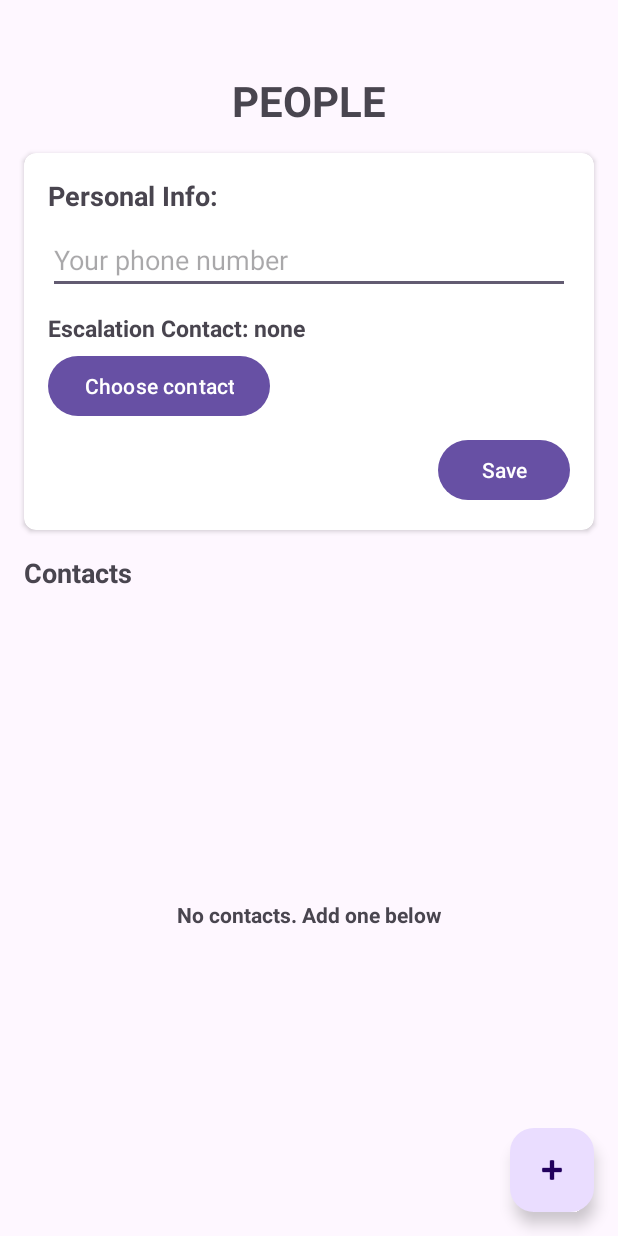
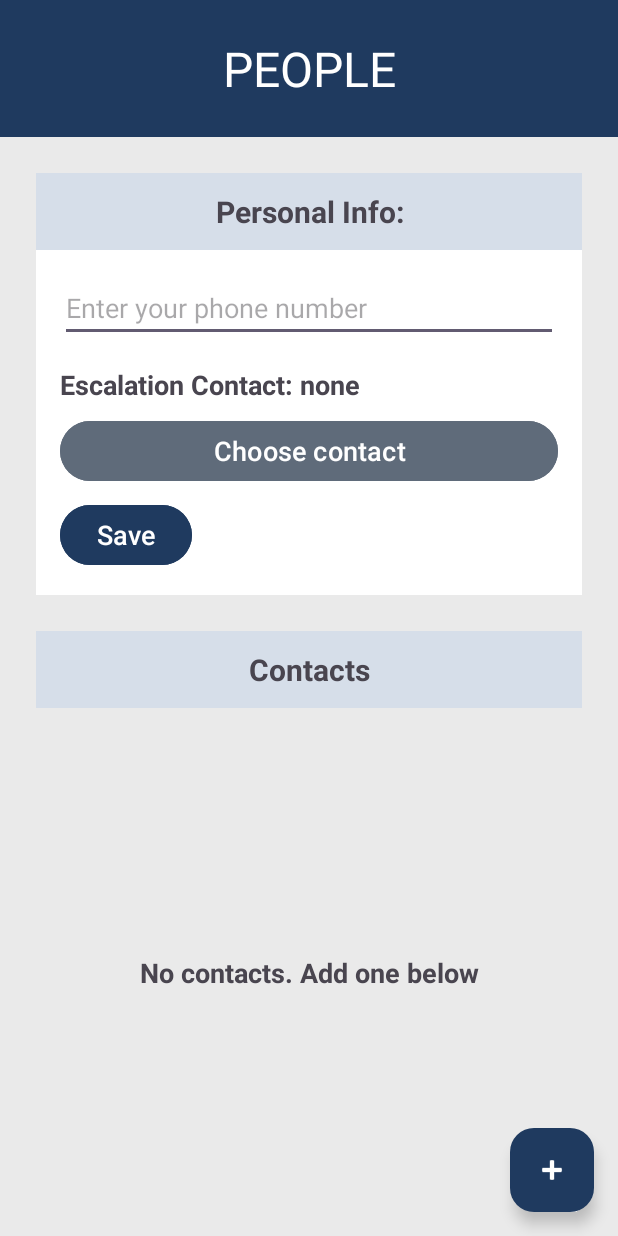
Before and after one commit to JaydanRn/CommunitySafetyApp, an Android app: the PeopleActivity screen opened directly, with no data from a screen before it, on a phone screen of 412 x 824 dp. Run offline under Robolectric (Android 15) with nearby library versions, the phone set to English and light mode, and no system bars.

Commit message:
Redesign layouts with color, no images added

```diff
--- a/app/src/main/res/layout/activity_people.xml
+++ b/app/src/main/res/layout/activity_people.xml
@@ -6,32 +6,46 @@
     android:id="@+id/main"
     android:layout_width="match_parent"
     android:layout_height="match_parent"
+    android:background="#eaeaea"
     tools:context=".PeopleActivity">
 
     <TextView
         android:id="@+id/tvPeopleHeader"
-        android:layout_width="wrap_content"
+        android:layout_width="0dp"
         android:layout_height="wrap_content"
-        android:layout_marginTop="48dp"
+        android:background="#1F3A5F"
+        android:gravity="center"
+        android:padding="24dp"
         android:text="PEOPLE"
-        android:textSize="28sp"
-        android:textStyle="bold"
+        android:textColor="#FFFFFF"
+        android:textSize="32sp"
         app:layout_constraintTop_toTopOf="parent"
         app:layout_constraintStart_toStartOf="parent"
         app:layout_constraintEnd_toEndOf="parent" />
 
-    <androidx.cardview.widget.CardView
+    <LinearLayout
         android:id="@+id/cardView"
         android:layout_width="0dp"
         android:layout_height="wrap_content"
-        android:layout_marginStart="16dp"
-        android:layout_marginEnd="16dp"
-        android:layout_marginTop="16dp"
-        app:cardCornerRadius="8dp"
-        app:cardElevation="2dp"
+        android:layout_marginStart="24dp"
+        android:layout_marginEnd="24dp"
+        android:layout_marginTop="24dp"
+        android:background="#FFFFFF"
+        android:orientation="vertical"
         app:layout_constraintTop_toBottomOf="@id/tvPeopleHeader"
         app:layout_constraintStart_toStartOf="parent"
         app:layout_constraintEnd_toEndOf="parent">
+
+        <TextView
+            android:id="@+id/tvYouHeader"
+            android:layout_width="match_parent"
+            android:layout_height="wrap_content"
+            android:background="#D6DEE9"
+            android:gravity="center"
+            android:padding="12dp"
+            android:text="Personal Info:"
+            android:textSize="20sp"
+            android:textStyle="bold" />
 
         <LinearLayout
             android:layout_width="match_parent"
@@ -39,79 +53,81 @@
             android:orientation="vertical"
             android:padding="16dp">
 
-            <TextView
-                android:id="@+id/tvYouHeader"
-                android:layout_width="wrap_content"
-                android:layout_height="wrap_content"
-                android:text="Personal Info:"
-                android:textSize="18sp"
-                android:textStyle="bold" />
-
-            <com.google.android.material.textfield.TextInputEditText
+        <EditText
             android:id="@+id/etMyNumber"
             android:layout_width="match_parent"
             android:layout_height="wrap_content"
-                android:layout_marginTop="8dp"
-                android:hint="Your phone number"
-                android:inputType="phone" />
+            android:hint="Enter your phone number"
+            android:inputType="phone"
+            android:textSize="18sp" />
 
         <TextView
             android:id="@+id/tvEscalationContact"
             android:layout_width="match_parent"
             android:layout_height="wrap_content"
-                android:layout_marginTop="12dp"
+            android:layout_marginTop="16dp"
             android:text="Escalation Contact: none"
-                android:textSize="15sp"
+            android:textSize="18sp"
             android:textStyle="bold" />
 
         <Button
             android:id="@+id/btnPickEscalation"
-                android:layout_width="wrap_content"
+            android:layout_width="match_parent"
             android:layout_height="wrap_content"
-                android:layout_marginTop="4dp"
-                android:text="Choose contact" />
+            android:layout_marginTop="8dp"
+            android:backgroundTint="#5F6B7A"
+            android:text="Choose contact"
+            android:textSize="18sp" />
 
         <Button
             android:id="@+id/btnSaveYou"
             android:layout_width="wrap_content"
             android:layout_height="wrap_content"
             android:layout_marginTop="8dp"
-                android:layout_gravity="end"
-                android:text="Save" />
+            android:backgroundTint="#1F3A5F"
+            android:text="Save"
+            android:textSize="18sp"/>
 
         </LinearLayout>
-    </androidx.cardview.widget.CardView>
+    </LinearLayout>
 
     <TextView
         android:id="@+id/tvContactsHeader"
-        android:layout_width="wrap_content"
+        android:layout_width="0dp"
         android:layout_height="wrap_content"
-        android:layout_marginStart="16dp"
-        android:layout_marginTop="16dp"
+        android:layout_marginStart="24dp"
+        android:layout_marginTop="24dp"
+        android:layout_marginEnd="24dp"
+        android:background="#D6DEE9"
+        android:gravity="center"
+        android:padding="12dp"
         android:text="Contacts"
-        android:textSize="18sp"
+        android:textSize="20sp"
         android:textStyle="bold"
         app:layout_constraintTop_toBottomOf="@id/cardView"
-        app:layout_constraintStart_toStartOf="parent" />
+        app:layout_constraintStart_toStartOf="parent"
+        app:layout_constraintEnd_toEndOf="parent"/>
 
     <ListView
         android:id="@+id/lvContacts"
         android:layout_width="0dp"
         android:layout_height="0dp"
-        android:layout_marginTop="4dp"
+        android:layout_marginStart="24dp"
+        android:layout_marginEnd="24dp"
+        android:background="#FFFFFF"
         android:clipToPadding="false"
         android:paddingBottom="88dp"
         app:layout_constraintBottom_toBottomOf="parent"
         app:layout_constraintEnd_toEndOf="parent"
         app:layout_constraintStart_toStartOf="parent"
-        app:layout_constraintTop_toBottomOf="@id/tvContactsHeader"
-        tools:layout_editor_absoluteY="321dp" />
+        app:layout_constraintTop_toBottomOf="@id/tvContactsHeader" />
 
     <TextView
         android:id="@+id/tvContactsEmpty"
         android:layout_width="wrap_content"
         android:layout_height="wrap_content"
         android:text="No contacts. Add one below"
+        android:textSize="18sp"
         android:textStyle="bold"
         app:layout_constraintTop_toTopOf="@id/lvContacts"
         app:layout_constraintBottom_toBottomOf="@id/lvContacts"
@@ -124,7 +140,9 @@
         android:layout_height="wrap_content"
         android:layout_margin="16dp"
         android:src="@android:drawable/ic_input_add"
+        app:backgroundTint="#1F3A5F"
         app:layout_constraintBottom_toBottomOf="parent"
-        app:layout_constraintEnd_toEndOf="parent" />
+        app:layout_constraintEnd_toEndOf="parent"
+        app:tint="#FFFFFF"/>
 
 </androidx.constraintlayout.widget.ConstraintLayout>
```
Also changed, not shown: app/src/main/res/layout/activity_active_checks.xml (+16 -9 lines), app/src/main/res/layout/activity_item_contact.xml (+36 -14 lines), app/src/main/res/layout/activity_main.xml (+27 -16 lines), app/src/main/res/layout/dialog_start_check.xml (+41 -15 lines), app/src/main/res/layout/item_check.xml (+35 -35 lines). Lines whose indentation alone changed are shown as unchanged.
